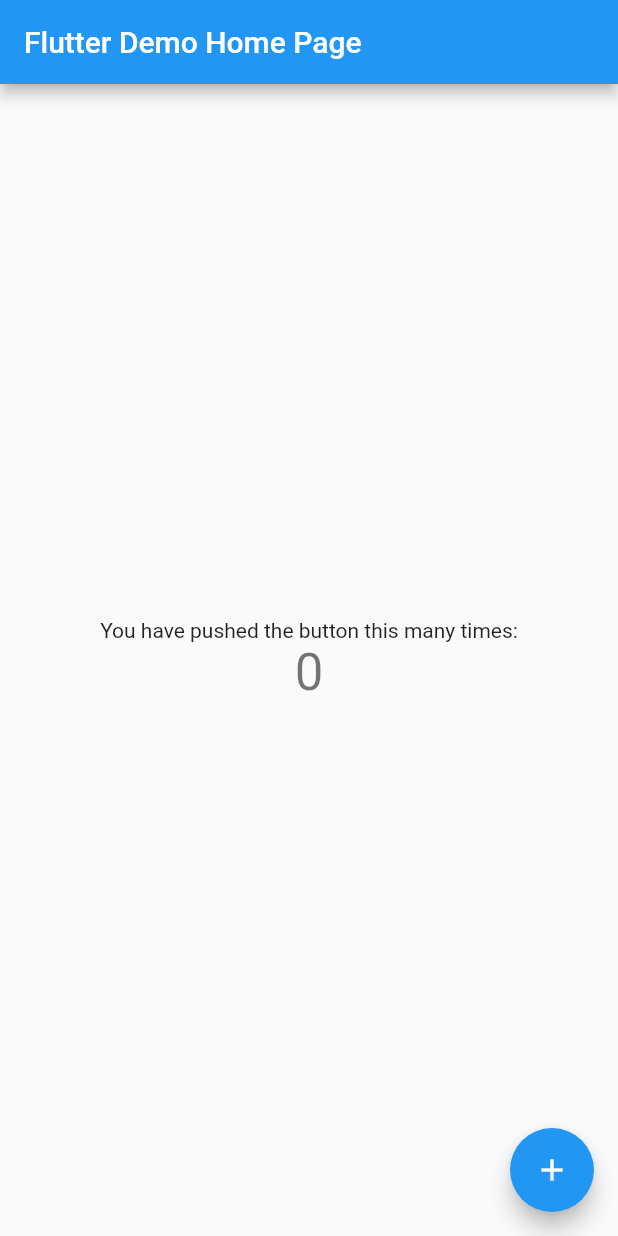
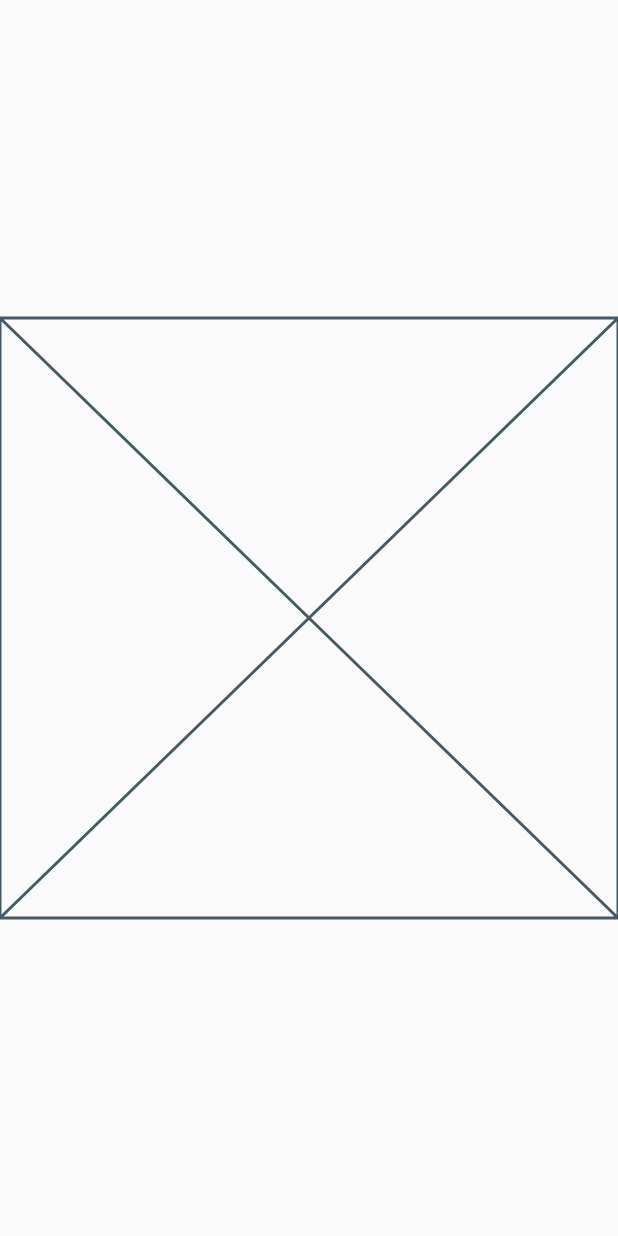
Before and after one commit to kmkkiii/training-weather-report-app, a Flutter app: the screen it shows after launch, on a phone screen of 412 x 824 dp. Run offline on Flutter 3.47's test engine with Material 2 defaults, Android fonts, the phone set to English and light mode, and no system bars.

```diff
--- a/lib/main.dart
+++ b/lib/main.dart
@@ -14,53 +14,27 @@ class MyApp extends StatelessWidget {
       theme: ThemeData(
         primarySwatch: Colors.blue,
       ),
-      home: const MyHomePage(title: 'Flutter Demo Home Page'),
+      home: const MyHomePage(),
     );
   }
 }
 
 class MyHomePage extends StatefulWidget {
-  const MyHomePage({super.key, required this.title});
-
-  final String title;
+  const MyHomePage({super.key});
 
   @override
   State<MyHomePage> createState() => _MyHomePageState();
 }
 
 class _MyHomePageState extends State<MyHomePage> {
-  int _counter = 0;
-
-  void _incrementCounter() {
-    setState(() {
-      _counter++;
-    });
-  }
-
   @override
   Widget build(BuildContext context) {
     return Scaffold(
-      appBar: AppBar(
-        title: Text(widget.title),
-      ),
       body: Center(
         child: Column(
           mainAxisAlignment: MainAxisAlignment.center,
-          children: <Widget>[
-            const Text(
-              'You have pushed the button this many times:',
-            ),
-            Text(
-              '$_counter',
-              style: Theme.of(context).textTheme.headline4,
-            ),
-          ],
+          children: const <Widget>[Placeholder()],
         ),
-      ),
-      floatingActionButton: FloatingActionButton(
-        onPressed: _incrementCounter,
-        tooltip: 'Increment',
-        child: const Icon(Icons.add),
       ),
     );
   }
```
